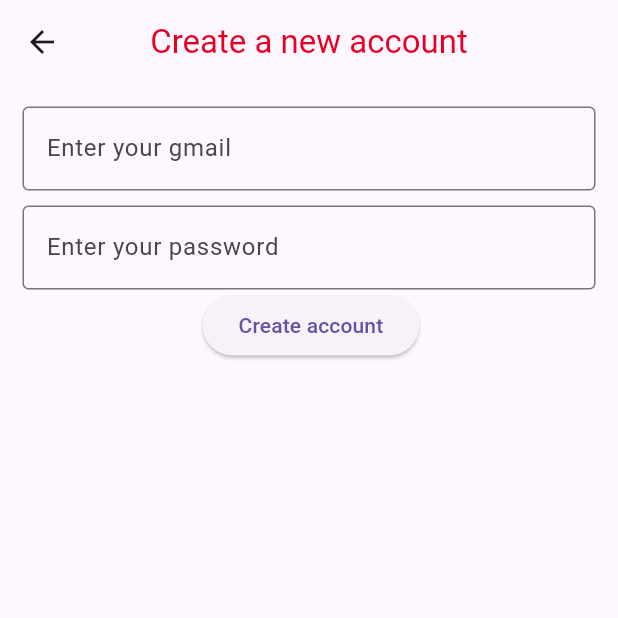
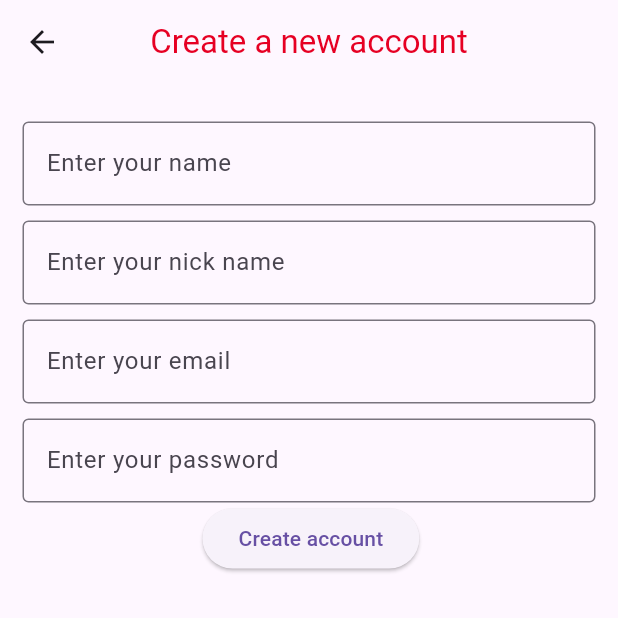
Before and after one commit to sinethushan23/Pinterest, a Flutter app: the createAccount screen opened by its route, on a phone screen of 412 x 824 dp, the top half of it. Run offline on Flutter 3.47's test engine with Material 3 defaults, Android fonts, the phone set to English and light mode, and no system bars; missing offline and left inert: mongo_dart.

Commit message:
create account changes

```diff
--- a/lib/pages/createaccount.dart
+++ b/lib/pages/createaccount.dart
@@ -5,30 +5,63 @@ class createAccount extends StatelessWidget {
 
   @override
   Widget build(BuildContext context) {
-    return  Scaffold(
-
-      appBar: AppBar( centerTitle: true,
-        title: Text('Create a new account',
-      style: TextStyle(color: const Color.fromRGBO(230, 0, 35,1
+    final _emailController = TextEditingController();
+    return Scaffold(
+      appBar: AppBar(
+        centerTitle: true,
+        title: Text(
+          'Create a new account',
+          style: TextStyle(
+            color: const Color.fromRGBO(230, 0, 35, 1),
           ),
         ),
       ),
-
-      ),
       //Other Body parts
-      body:
-      Padding(padding: const EdgeInsets.all(15.0),
+      body: Padding(
+          padding: const EdgeInsets.all(15.0),
           child: Form(
             //Form
             child: Column(
-            children:
-             [
-
+              children: [
+                SizedBox(height: 10),
                 TextFormField(
                   decoration: InputDecoration(
-                labelText: "Enter your gmail",
+                    labelText: "Enter your name",
                     border: OutlineInputBorder(),
                   ),
+                  validator: (String? value) {
+                    if (value == null || value.isEmpty) {
+                      return 'Please enter your name';
+                    }
+                    return null;
+                  },
+                ),
+                SizedBox(height: 10),
+                TextFormField(
+                  decoration: InputDecoration(
+                    labelText: "Enter your nick name",
+                    border: OutlineInputBorder(),
+                  ),
+                  validator: (String? value) {
+                    if (value == null || value.isEmpty) {
+                      return 'Please enter your nick name';
+                    }
+                    return null;
+                  },
+                ),
+                SizedBox(height: 10),
+                TextFormField(
+                  controller: _emailController,
+                  decoration: InputDecoration(
+                    labelText: "Enter your email",
+                    border: OutlineInputBorder(),
+                  ),
+                  validator: (String? value) {
+                    if (value == null || value.isEmpty) {
+                      return 'Please enter your email';
+                    }
+                    return null;
+                  },
                 ),
                 SizedBox(height: 10),
                 TextFormField(
@@ -36,28 +69,35 @@ class createAccount extends StatelessWidget {
                     labelText: "Enter your password",
                     border: OutlineInputBorder(),
                   ),
+                  validator: (String? value) {
+                    if (value == null || value.isEmpty) {
+                      return 'Please enter your password';
+                    }
+                    return null;
+                  },
                 ),
 
                 //elevated buttons
 
                 Row(
                   children: [
-
-            SizedBox(width: 120, height: 20,),
+                    SizedBox(
+                      width: 120,
+                      height: 20,
+                    ),
                     ElevatedButton(
                       child: Text("Create account"),
-              onPressed: (){
-                Navigator.pushNamed(context, '/home');
+                      onPressed: () async {
+                        final email = _emailController.text;
+                        final subject = 'Welcome to Pinterest!';
+                        final body = 'Confirm your email account';
                       },
-
-
                     )
                   ],
                 )
               ],
-          ),)
-
             ),
+          )),
     );
   }
 }
```
Lines whose indentation alone changed are shown as unchanged.
